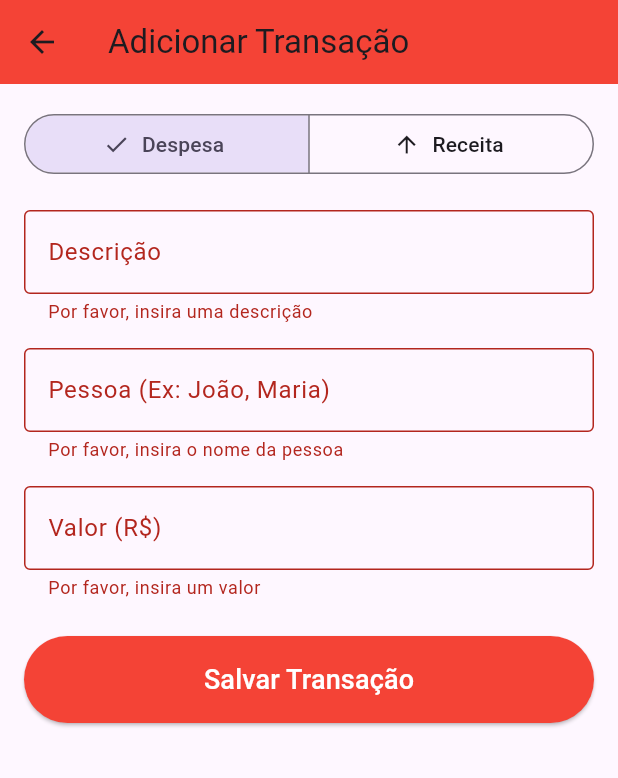
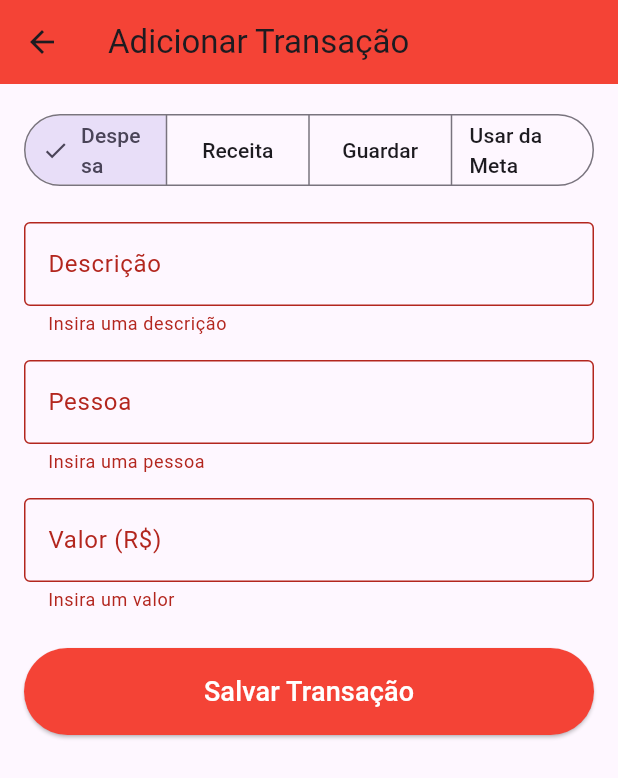
Before and after one commit to joaopedro998/Minhas-Financas-App, a Flutter app: the AddTransactionScreen screen opened directly, after a tap on "Salvar Transação", on a phone screen of 412 x 824 dp. Shown: the top 778 px of the screen. Run offline on Flutter 3.47's test engine with Material 3 defaults, Android fonts, the phone set to English and light mode, and no system bars; our stand-ins replace cloud_firestore, firebase_core; accounts and stored records are empty.

Commit message:
correçoes de erro

```diff
--- a/lib/screens/add_transaction_screen.dart
+++ b/lib/screens/add_transaction_screen.dart
@@ -2,18 +2,17 @@ import 'package:flutter/material.dart';
 import 'package:flutter_application_1/models/transaction_model.dart';
 import 'package:flutter_application_1/services/firestore_service.dart';
 
-// A "Carcaça" do Widget agora pode receber uma transação para editar.
 class AddTransactionScreen extends StatefulWidget {
-  // A transação é opcional. Se for nula, estamos criando. Se não, estamos editando.
   final TransactionModel? transaction;
-
   const AddTransactionScreen({super.key, this.transaction});
-
   @override
   State<AddTransactionScreen> createState() => _AddTransactionScreenState();
 }
 
 class _AddTransactionScreenState extends State<AddTransactionScreen> {
+  // AQUI ESTÁ A CORREÇÃO!
+  // As declarações das chaves e controladores precisam estar aqui,
+  // como propriedades da classe State.
   final _formKey = GlobalKey<FormState>();
   final _descriptionController = TextEditingController();
   final _amountController = TextEditingController();
@@ -21,18 +20,12 @@ class _AddTransactionScreenState extends State<AddTransactionScreen> {
 
   String _transactionType = 'despesa';
   final FirestoreService _firestoreService = FirestoreService();
-
-  // Variável para saber se estamos no modo de edição.
   bool get _isEditing => widget.transaction != null;
 
-  // O método initState() é chamado UMA VEZ quando a tela é criada.
-  // É o lugar perfeito para preencher o formulário se estivermos editando.
   @override
   void initState() {
     super.initState();
-
     if (_isEditing) {
-      // Se estamos editando, preenchemos os campos com os dados da transação existente.
       final transaction = widget.transaction!;
       _descriptionController.text = transaction.description;
       _amountController.text = transaction.amount.toString();
@@ -43,13 +36,25 @@ class _AddTransactionScreenState extends State<AddTransactionScreen> {
 
   @override
   Widget build(BuildContext context) {
+    final bool isGoalOperation =
+        _transactionType == 'guardar' || _transactionType == 'usar_meta';
+
+    Color appBarColor;
+    if (_transactionType == 'receita') {
+      appBarColor = Colors.green;
+    } else if (_transactionType == 'despesa') {
+      appBarColor = Colors.red;
+    } else if (_transactionType == 'guardar') {
+      appBarColor = Colors.blue;
+    } else {
+      // usar_meta
+      appBarColor = Colors.orange;
+    }
+
     return Scaffold(
       appBar: AppBar(
-        // O título da tela agora é dinâmico.
         title: Text(_isEditing ? 'Editar Transação' : 'Adicionar Transação'),
-        backgroundColor: _transactionType == 'receita'
-            ? Colors.green
-            : Colors.red,
+        backgroundColor: appBarColor,
       ),
       body: Padding(
         padding: const EdgeInsets.all(16.0),
@@ -64,12 +69,18 @@ class _AddTransactionScreenState extends State<AddTransactionScreen> {
                     ButtonSegment<String>(
                       value: 'despesa',
                       label: Text('Despesa'),
-                      icon: Icon(Icons.arrow_downward),
                     ),
                     ButtonSegment<String>(
                       value: 'receita',
                       label: Text('Receita'),
-                      icon: Icon(Icons.arrow_upward),
+                    ),
+                    ButtonSegment<String>(
+                      value: 'guardar',
+                      label: Text('Guardar'),
+                    ),
+                    ButtonSegment<String>(
+                      value: 'usar_meta',
+                      label: Text('Usar da Meta'),
                     ),
                   ],
                   selected: {_transactionType},
@@ -86,27 +97,20 @@ class _AddTransactionScreenState extends State<AddTransactionScreen> {
                     labelText: 'Descrição',
                     border: OutlineInputBorder(),
                   ),
-                  validator: (value) {
-                    if (value == null || value.isEmpty) {
-                      return 'Por favor, insira uma descrição';
-                    }
-                    return null;
-                  },
+                  validator: (v) =>
+                      v == null || v.isEmpty ? 'Insira uma descrição' : null,
                 ),
                 const SizedBox(height: 16),
-                TextFormField(
-                  controller: _personController,
-                  decoration: const InputDecoration(
-                    labelText: 'Pessoa (Ex: João, Maria)',
-                    border: OutlineInputBorder(),
+                if (!isGoalOperation)
+                  TextFormField(
+                    controller: _personController,
+                    decoration: const InputDecoration(
+                      labelText: 'Pessoa',
+                      border: OutlineInputBorder(),
+                    ),
+                    validator: (v) =>
+                        v == null || v.isEmpty ? 'Insira uma pessoa' : null,
                   ),
-                  validator: (value) {
-                    if (value == null || value.isEmpty) {
-                      return 'Por favor, insira o nome da pessoa';
-                    }
-                    return null;
-                  },
-                ),
                 const SizedBox(height: 16),
                 TextFormField(
                   controller: _amountController,
@@ -117,13 +121,10 @@ class _AddTransactionScreenState extends State<AddTransactionScreen> {
                   keyboardType: const TextInputType.numberWithOptions(
                     decimal: true,
                   ),
-                  validator: (value) {
-                    if (value == null || value.isEmpty) {
-                      return 'Por favor, insira um valor';
-                    }
-                    if (double.tryParse(value.replaceAll(',', '.')) == null) {
-                      return 'Por favor, insira um número válido';
-                    }
+                  validator: (v) {
+                    if (v == null || v.isEmpty) return 'Insira um valor';
+                    if (double.tryParse(v.replaceAll(',', '.')) == null)
+                      return 'Número inválido';
                     return null;
                   },
                 ),
@@ -132,13 +133,15 @@ class _AddTransactionScreenState extends State<AddTransactionScreen> {
                   onPressed: _saveTransaction,
                   style: ElevatedButton.styleFrom(
                     padding: const EdgeInsets.symmetric(vertical: 16),
-                    backgroundColor: _transactionType == 'receita'
-                        ? Colors.green
-                        : Colors.red,
+                    backgroundColor: appBarColor,
                   ),
-                  child: const Text(
-                    'Salvar Transação',
-                    style: TextStyle(fontSize: 18, color: Colors.white),
+                  child: Text(
+                    _transactionType == 'guardar'
+                        ? 'Guardar na Meta'
+                        : (_transactionType == 'usar_meta'
+                              ? 'Usar da Meta'
+                              : 'Salvar Transação'),
+                    style: const TextStyle(fontSize: 18, color: Colors.white),
                   ),
                 ),
               ],
@@ -149,17 +152,27 @@ class _AddTransactionScreenState extends State<AddTransactionScreen> {
     );
   }
 
-  // A lógica de salvar agora é mais inteligente.
   void _saveTransaction() async {
     if (_formKey.currentState!.validate()) {
       final description = _descriptionController.text;
       final amount = double.parse(_amountController.text.replaceAll(',', '.'));
       final type = _transactionType;
-      final person = _personController.text;
+      final person = _personController.text.isEmpty
+          ? 'N/A'
+          : _personController.text;
 
       try {
-        if (_isEditing) {
-          // Se estamos editando, chamamos o método de ATUALIZAR.
+        if (type == 'guardar') {
+          await _firestoreService.addValueToGoal(amount);
+        } else if (type == 'usar_meta') {
+          await _firestoreService.withdrawValueFromGoal(amount);
+          await _firestoreService.addTransaction(
+            '$description (Meta)',
+            amount,
+            'despesa',
+            'Meta',
+          );
+        } else if (_isEditing) {
           final docId = widget.transaction!.id;
           await _firestoreService.updateTransaction(
             docId,
@@ -169,7 +182,6 @@ class _AddTransactionScreenState extends State<AddTransactionScreen> {
             person,
           );
         } else {
-          // Se não, chamamos o método de ADICIONAR, como antes.
           await _firestoreService.addTransaction(
             description,
             amount,
@@ -180,15 +192,15 @@ class _AddTransactionScreenState extends State<AddTransactionScreen> {
 
         if (mounted) {
           ScaffoldMessenger.of(context).showSnackBar(
-            const SnackBar(content: Text('Transação salva com sucesso!')),
+            const SnackBar(content: Text('Operação realizada com sucesso!')),
           );
-          Navigator.pop(context); // Volta para a tela anterior
+          Navigator.pop(context);
         }
       } catch (e) {
         if (mounted) {
           ScaffoldMessenger.of(
             context,
-          ).showSnackBar(SnackBar(content: Text('Erro ao salvar: $e')));
+          ).showSnackBar(SnackBar(content: Text('Erro: $e')));
         }
       }
     }
```
Also changed, not shown: lib/screens/home_screen.dart (+30 -27 lines), lib/services/firestore_service.dart (+13 -10 lines).
